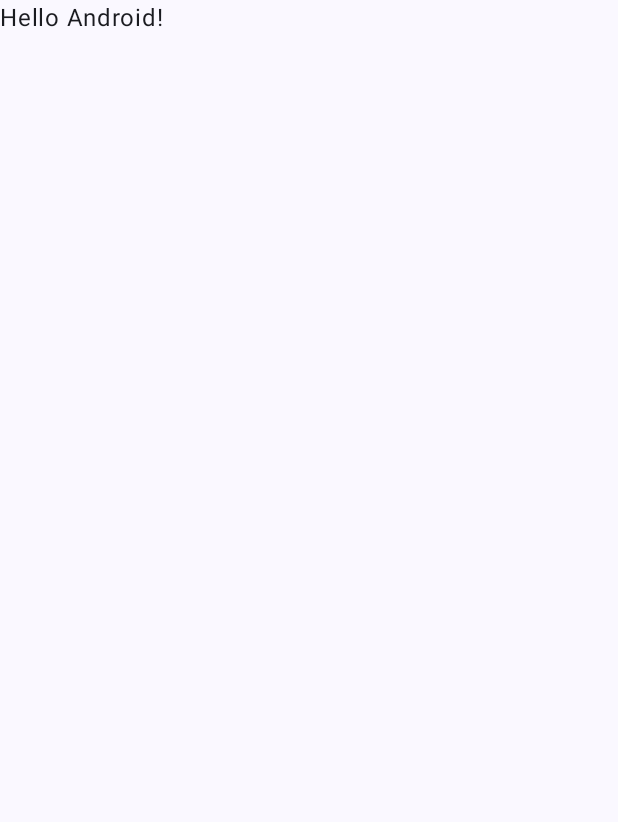
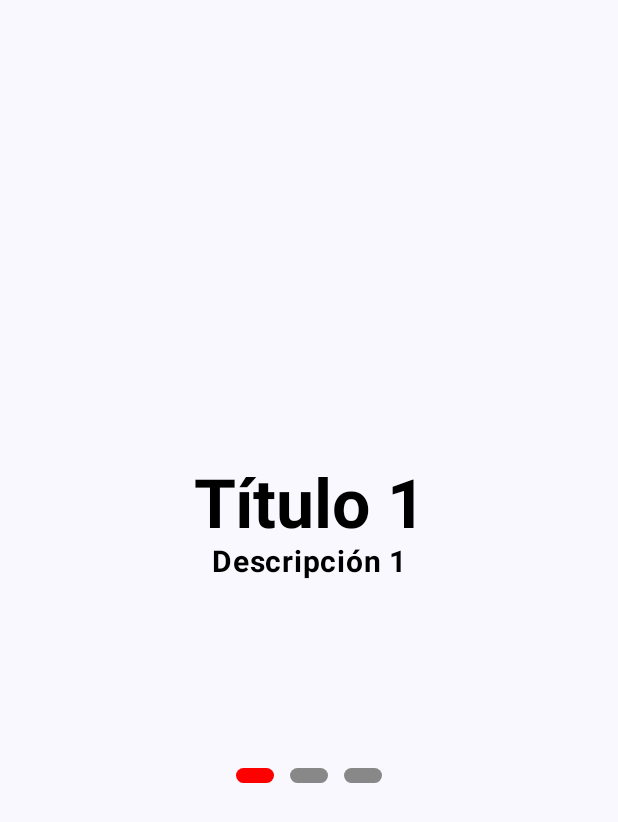
Before and after one commit to AletsMarts/OnBoardingApp, an Android app built with Jetpack Compose: the screen it shows after launch (MainActivity), on a phone screen of 412 x 824 dp. Before the commit the part shown is almost empty. Shown: the top 822 px of the screen. Run offline under Robolectric (Android 15) with nearby library versions, the phone set to English and light mode, and no system bars; 2 statements that could not run were skipped.

Commit message:
Actualización de App, corrección MainOnBoarding.kt pendiente...

```diff
--- a/app/src/main/java/com/example/onboardingapp/MainActivity.kt
+++ b/app/src/main/java/com/example/onboardingapp/MainActivity.kt
@@ -5,12 +5,17 @@ import androidx.activity.ComponentActivity
 import androidx.activity.compose.setContent
 import androidx.activity.enableEdgeToEdge
 import androidx.compose.foundation.layout.fillMaxSize
+import androidx.compose.foundation.layout.fillMaxWidth
 import androidx.compose.foundation.layout.padding
+import androidx.compose.material3.MaterialTheme
 import androidx.compose.material3.Scaffold
+import androidx.compose.material3.Surface
 import androidx.compose.material3.Text
 import androidx.compose.runtime.Composable
 import androidx.compose.ui.Modifier
 import androidx.compose.ui.tooling.preview.Preview
+import com.example.onboardingapp.navigation.NavManager
+import com.example.onboardingapp.onBoardViews.MainOnBoarding
 import com.example.onboardingapp.ui.theme.OnBoardingAppTheme
 
 class MainActivity : ComponentActivity() {
@@ -19,12 +24,12 @@ class MainActivity : ComponentActivity() {
         enableEdgeToEdge()
         setContent {
             OnBoardingAppTheme {
-                Scaffold(modifier = Modifier.fillMaxSize()) { innerPadding ->
-                    Greeting(
-                        name = "Android",
-                        modifier = Modifier.padding(innerPadding)
-                    )
-                }
+               Surface(
+                   modifier = Modifier.fillMaxSize(),
+                   color = MaterialTheme.colorScheme.background
+               ) {
+                    NavManager()
+               }
             }
         }
     }
--- /dev/null
+++ b/app/src/main/java/com/example/onboardingapp/data/PageData.kt
@@ -0,0 +1,7 @@
+package com.example.onboardingapp.data
+
+data class PageData(
+    val imagen:Int,
+    val titulo:String,
+    val descripcion:String
+)
--- /dev/null
+++ b/app/src/main/java/com/example/onboardingapp/dataStore/StoreBoarding.kt
@@ -0,0 +1,29 @@
+package com.example.onboardingapp.dataStore
+
+import android.content.Context
+import androidx.datastore.core.DataStore
+import androidx.datastore.preferences.core.Preferences
+import androidx.datastore.preferences.core.booleanPreferencesKey
+import androidx.datastore.preferences.core.edit
+import androidx.datastore.preferences.preferencesDataStore
+import kotlinx.coroutines.flow.Flow
+import kotlinx.coroutines.flow.map
+
+class StoreBoarding (private val context: Context){
+    companion object{
+        private val Context.dataStore: DataStore<Preferences> by preferencesDataStore("onBoarding")
+        val STORE_BOARD = booleanPreferencesKey("store_board")
+    }
+
+    val getStoreBoarding: Flow<Boolean> = context.dataStore.data
+        .map { preferences ->
+            preferences[STORE_BOARD] ?: false
+        }
+
+    suspend fun saveBoarding(store:Boolean){
+        context.dataStore.edit { preferences ->
+            preferences[STORE_BOARD] = store
+        }
+    }
+
+}
--- /dev/null
+++ b/app/src/main/java/com/example/onboardingapp/navigation/NavManager.kt
@@ -0,0 +1,32 @@
+package com.example.onboardingapp.navigation
+
+import androidx.compose.runtime.Composable
+import androidx.compose.runtime.collectAsState
+import androidx.compose.ui.platform.LocalContext
+import androidx.navigation.compose.NavHost
+import androidx.navigation.compose.composable
+import androidx.navigation.compose.rememberNavController
+import com.example.onboardingapp.dataStore.StoreBoarding
+import com.example.onboardingapp.onBoardViews.MainOnBoarding
+import com.example.onboardingapp.views.HomeView
+import com.example.onboardingapp.views.SplashScreen
+
+@Composable
+fun NavManager(){
+    val context = LocalContext.current
+    val dataStore = StoreBoarding(context)
+    val store = dataStore.getStoreBoarding.collectAsState(initial = false)
+
+    val navController = rememberNavController()
+    NavHost(navController = navController, startDestination = "Splash"/*if(store.value == true) "home" else "onBoarding"*/){
+        composable("onBoarding"){
+            MainOnBoarding(navController, dataStore)
+        }
+        composable("home"){
+            HomeView(navController)
+        }
+        composable("splash"){
+            SplashScreen(navController)
+        }
+    }
+}
--- /dev/null
+++ b/app/src/main/java/com/example/onboardingapp/onBoardViews/ButtonFinish.kt
@@ -0,0 +1,34 @@
+package com.example.onboardingapp.onBoardViews
+
+import androidx.compose.foundation.layout.Arrangement
+import androidx.compose.foundation.layout.Row
+import androidx.compose.foundation.layout.fillMaxWidth
+import androidx.compose.foundation.layout.padding
+import androidx.compose.material3.OutlinedButton
+import androidx.compose.material3.Text
+import androidx.compose.runtime.Composable
+import androidx.compose.ui.Modifier
+import androidx.compose.ui.graphics.Color
+import androidx.compose.ui.unit.dp
+import androidx.navigation.NavController
+import com.example.onboardingapp.dataStore.StoreBoarding
+
+@Composable
+fun ButtonFinish(currentPage:Int, navController: NavController, store: StoreBoarding){
+    Row (modifier = Modifier
+        .padding(bottom = 20.dp)
+        .fillMaxWidth(),
+        horizontalArrangement = if(currentPage != 2)Arrangement.SpaceBetween
+    else Arrangement.Center
+    ){
+        if (currentPage == 2) {
+            OutlinedButton(onClick = {navController.navigate("home"){
+                popUpTo(0)
+            } }) {
+                Text("Entrar", modifier = Modifier.padding(vertical = 8.dp, horizontal = 40.dp),
+                    color = Color.Gray
+                )
+            }
+        }
+    }
+}
--- /dev/null
+++ b/app/src/main/java/com/example/onboardingapp/onBoardViews/LoaderData.kt
@@ -0,0 +1,20 @@
+package com.example.onboardingapp.onBoardViews
+
+import android.media.Image
+import androidx.compose.runtime.Composable
+import androidx.compose.runtime.getValue
+import androidx.compose.ui.Modifier
+import com.airbnb.lottie.compose.LottieAnimation
+import com.airbnb.lottie.compose.LottieCompositionSpec
+import com.airbnb.lottie.compose.LottieConstants
+import com.airbnb.lottie.compose.rememberLottieComposition
+
+@Composable
+fun LoaderData(modifier: Modifier, image: Int){
+    val composition by rememberLottieComposition(LottieCompositionSpec.RawRes(image))
+    LottieAnimation(
+        composition = composition,
+        iterations = LottieConstants.IterateForever,
+        modifier = modifier
+    )
+}
--- /dev/null
+++ b/app/src/main/java/com/example/onboardingapp/onBoardViews/MainOnBoarding.kt
@@ -0,0 +1,67 @@
+package com.example.onboardingapp.onBoardViews
+
+
+import androidx.compose.foundation.ExperimentalFoundationApi
+import androidx.compose.foundation.background
+import androidx.compose.foundation.layout.fillMaxHeight
+import androidx.compose.foundation.layout.fillMaxWidth
+import androidx.compose.foundation.pager.rememberPagerState
+import androidx.compose.runtime.Composable
+import androidx.compose.ui.Modifier
+import androidx.compose.ui.graphics.Color
+import androidx.navigation.NavController
+import com.example.onboardingapp.R
+import com.example.onboardingapp.data.PageData
+import com.example.onboardingapp.dataStore.StoreBoarding
+
+annotation class ExperimentalPagerApi
+
+@OptIn(ExperimentalFoundationApi::class,
+    ExperimentalPagerApi::class)
+@Composable
+fun MainOnBoarding(navController: NavController, store:StoreBoarding){
+    val items = ArrayList<PageData>()
+
+    items.add(
+        PageData(
+            R.raw.page1,
+            "Título 1",
+            "Descripción 1"
+        )
+    )
+
+    items.add(
+        PageData(
+            R.raw.page2,
+            "Título 2",
+            "Descripción 2"
+        )
+    )
+
+    items.add(
+        PageData(
+            R.raw.page3,
+            "Título 3",
+            "Descripción 3"
+        )
+    )
+
+    val pagerState = rememberPagerState(
+        pageCount = { items.size },
+        initialOffscreenLimit = 2,
+        infiniteLoop = false,
+        initialPage = 0
+    )
+
+
+    OnBoardingPager(
+        item = items,
+        pagerState = pagerState,
+        modifier = Modifier
+            .fillMaxWidth()
+            .fillMaxHeight()
+            .background(Color.White),
+        navController = navController,
+        store
+    )
+}
--- /dev/null
+++ b/app/src/main/java/com/example/onboardingapp/onBoardViews/PagerIndicator.kt
@@ -0,0 +1,40 @@
+package com.example.onboardingapp.onBoardViews
+
+import androidx.compose.foundation.background
+import androidx.compose.foundation.layout.Arrangement
+import androidx.compose.foundation.layout.Box
+import androidx.compose.foundation.layout.Row
+import androidx.compose.foundation.layout.height
+import androidx.compose.foundation.layout.padding
+import androidx.compose.foundation.layout.width
+import androidx.compose.foundation.shape.CircleShape
+import androidx.compose.runtime.Composable
+import androidx.compose.ui.Modifier
+import androidx.compose.ui.draw.clip
+import androidx.compose.ui.graphics.Color
+import androidx.compose.ui.unit.dp
+
+@Composable
+fun PagerIndicator(size:Int, currentPage:Int){
+    Row (
+        horizontalArrangement = Arrangement.SpaceBetween,
+        modifier = Modifier.padding(top = 60.dp)
+    ){
+        repeat(size){
+            Indicator(isSelect = it ==currentPage)
+        }
+    }
+}
+
+@Composable
+fun Indicator(isSelect:Boolean){
+    Box(modifier = Modifier
+        .padding(5.dp)
+        .height(10.dp)
+        .width(25.dp)
+        .clip(CircleShape)
+        .background(if(isSelect) Color.Red else Color.Gray)
+    ){
+
+    }
+}
--- /dev/null
+++ b/app/src/main/java/com/example/onboardingapp/onBoardViews/onBoardingPager.kt
@@ -0,0 +1,72 @@
+package com.example.onboardingapp.onBoardViews
+
+import androidx.compose.foundation.ExperimentalFoundationApi
+import androidx.compose.foundation.layout.Box
+import androidx.compose.foundation.layout.Column
+import androidx.compose.foundation.layout.fillMaxWidth
+import androidx.compose.foundation.layout.padding
+import androidx.compose.foundation.layout.size
+import androidx.compose.foundation.pager.HorizontalPager
+import androidx.compose.foundation.pager.PagerState
+import androidx.compose.material3.MaterialTheme
+import androidx.compose.material3.Text
+import androidx.compose.runtime.Composable
+import androidx.compose.ui.Alignment
+import androidx.compose.ui.Modifier
+import androidx.compose.ui.graphics.Color
+import androidx.compose.ui.text.font.FontWeight
+import androidx.compose.ui.text.style.TextAlign
+import androidx.compose.ui.unit.dp
+import androidx.compose.ui.unit.sp
+import androidx.navigation.NavController
+import com.example.onboardingapp.data.PageData
+import com.example.onboardingapp.dataStore.StoreBoarding
+
+@OptIn(ExperimentalFoundationApi::class)
+@Composable
+fun OnBoardingPager(
+    item:List<PageData>,
+    pagerState: PagerState,
+    modifier: Modifier = Modifier,
+    navController: NavController,
+    store: StoreBoarding
+){
+    Box(modifier = Modifier){
+        Column(horizontalAlignment = Alignment.CenterHorizontally){
+            HorizontalPager(state = pagerState) {
+                page ->
+                Column (
+                    modifier = Modifier
+                        .padding(60.dp)
+                        .fillMaxWidth(),
+                    horizontalAlignment = Alignment.CenterHorizontally
+                ){
+                    LoaderData(modifier = Modifier
+                        .size(200.dp)
+                        .fillMaxWidth()
+                        .align(Alignment.CenterHorizontally),
+                        item[page].imagen
+                    )
+                    Text(
+                        text = item[page].titulo,
+                        modifier = Modifier.padding(top = 50.dp),
+                        color = Color.Black,
+                        style = MaterialTheme.typography.displayMedium,
+                        fontWeight = FontWeight.Bold
+                    )
+                    Text(
+                        text = item[page].descripcion,
+                        color = Color.Black,
+                        textAlign = TextAlign.Center,
+                        fontWeight = FontWeight.Bold,
+                        fontSize = 20.sp
+                    )
+                }
+            }
+            PagerIndicator(item.size, pagerState.currentPage)
+        }
+        Box(modifier = Modifier.align(Alignment.BottomCenter)){
+            ButtonFinish(pagerState.currentPage, navController, store)
+        }
+    }
+}
--- /dev/null
+++ b/app/src/main/java/com/example/onboardingapp/views/HomeView.kt
@@ -0,0 +1,23 @@
+package com.example.onboardingapp.views
+
+import androidx.compose.foundation.layout.Arrangement
+import androidx.compose.foundation.layout.Column
+import androidx.compose.foundation.layout.fillMaxSize
+import androidx.compose.material3.Text
+import androidx.compose.runtime.Composable
+import androidx.compose.ui.Alignment
+import androidx.compose.ui.Modifier
+import androidx.compose.ui.text.font.FontWeight
+import androidx.compose.ui.unit.sp
+import androidx.navigation.NavController
+
+@Composable
+fun HomeView(navController: NavController){
+    Column(
+        verticalArrangement = Arrangement.Center,
+        horizontalAlignment = Alignment.CenterHorizontally,
+        modifier = Modifier.fillMaxSize()
+    ) {
+        Text(text = "Home", fontSize = 30.sp, fontWeight = FontWeight.Bold)
+    }
+}
--- /dev/null
+++ b/app/src/main/java/com/example/onboardingapp/views/SplashScreen.kt
@@ -0,0 +1,29 @@
+package com.example.onboardingapp.views
+
+import androidx.compose.foundation.Image
+import androidx.compose.foundation.layout.Box
+import androidx.compose.foundation.layout.fillMaxSize
+import androidx.compose.runtime.Composable
+import androidx.compose.runtime.LaunchedEffect
+import androidx.compose.ui.Alignment
+import androidx.compose.ui.Modifier
+import androidx.compose.ui.res.painterResource
+import androidx.navigation.NavController
+import com.example.onboardingapp.R
+import kotlinx.coroutines.delay
+
+@Composable
+fun SplashScreen(navController: NavController){
+    LaunchedEffect(key1 = true) {
+        delay(200)
+        navController.navigate("onBoarding"){
+            popUpTo(0)
+        }
+    }
+    Box(contentAlignment = Alignment.Center, modifier = Modifier.fillMaxSize()){
+        Image(
+            painter = painterResource(id = R.drawable.Default_A_regal_and_muscular_King_of_the_Gods_cat_with_piercin_0),
+            contentDescription = "LOGO"
+        )
+    }
+}
--- a/gradle/libs.versions.toml
+++ b/gradle/libs.versions.toml
@@ -1,5 +1,6 @@
 [versions]
 agp = "8.5.1"
+foundationPager = "1.5.4"
 kotlin = "1.9.0"
 coreKtx = "1.15.0"
 junit = "4.13.2"
@@ -8,9 +9,11 @@ espressoCore = "3.6.1"
 lifecycleRuntimeKtx = "2.8.7"
 activityCompose = "1.9.3"
 composeBom = "2024.04.01"
+foundation = "1.8.0-alpha06"
 
 [libraries]
 androidx-core-ktx = { group = "androidx.core", name = "core-ktx", version.ref = "coreKtx" }
+androidx-foundation-pager = { module = "androidx.compose.foundation:foundation-pager", version.ref = "foundationPager" }
 junit = { group = "junit", name = "junit", version.ref = "junit" }
 androidx-junit = { group = "androidx.test.ext", name = "junit", version.ref = "junitVersion" }
 androidx-espresso-core = { group = "androidx.test.espresso", name = "espresso-core", version.ref = "espressoCore" }
@@ -24,6 +27,7 @@ androidx-ui-tooling-preview = { group = "androidx.compose.ui", name = "ui-toolin
 androidx-ui-test-manifest = { group = "androidx.compose.ui", name = "ui-test-manifest" }
 androidx-ui-test-junit4 = { group = "androidx.compose.ui", name = "ui-test-junit4" }
 androidx-material3 = { group = "androidx.compose.material3", name = "material3" }
+androidx-foundation = { group = "androidx.compose.foundation", name = "foundation", version.ref = "foundation" }
 
 [plugins]
 android-application = { id = "com.android.application", version.ref = "agp" }
```
Also changed, not shown: app/build.gradle.kts (+7 -4 lines).
